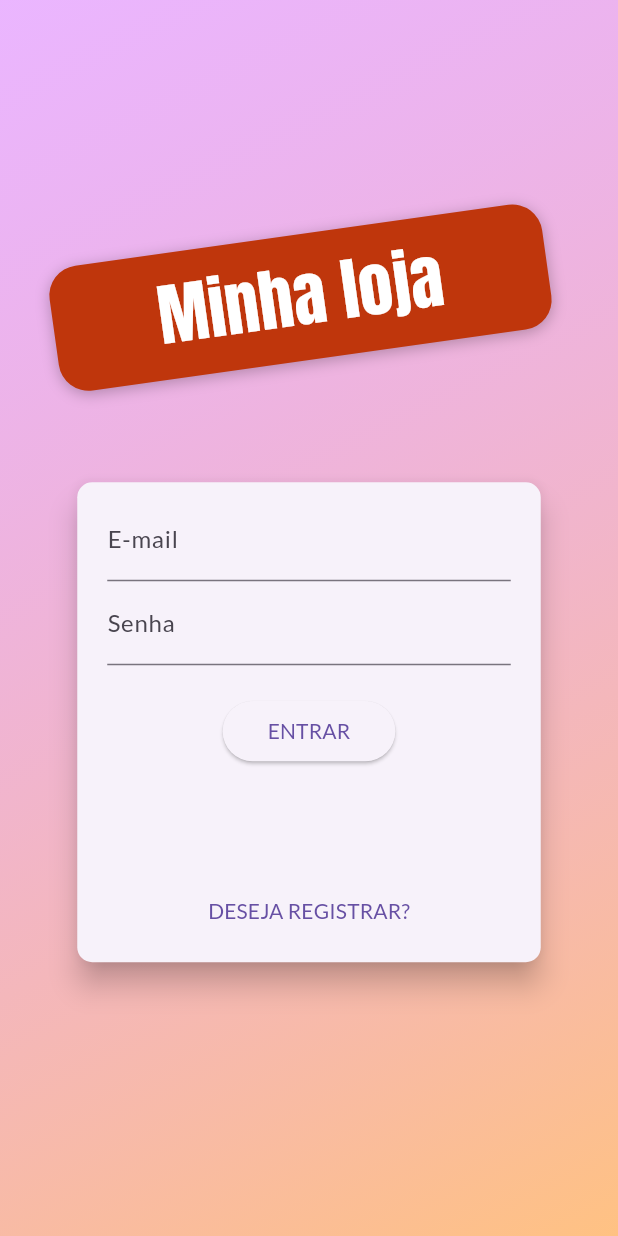
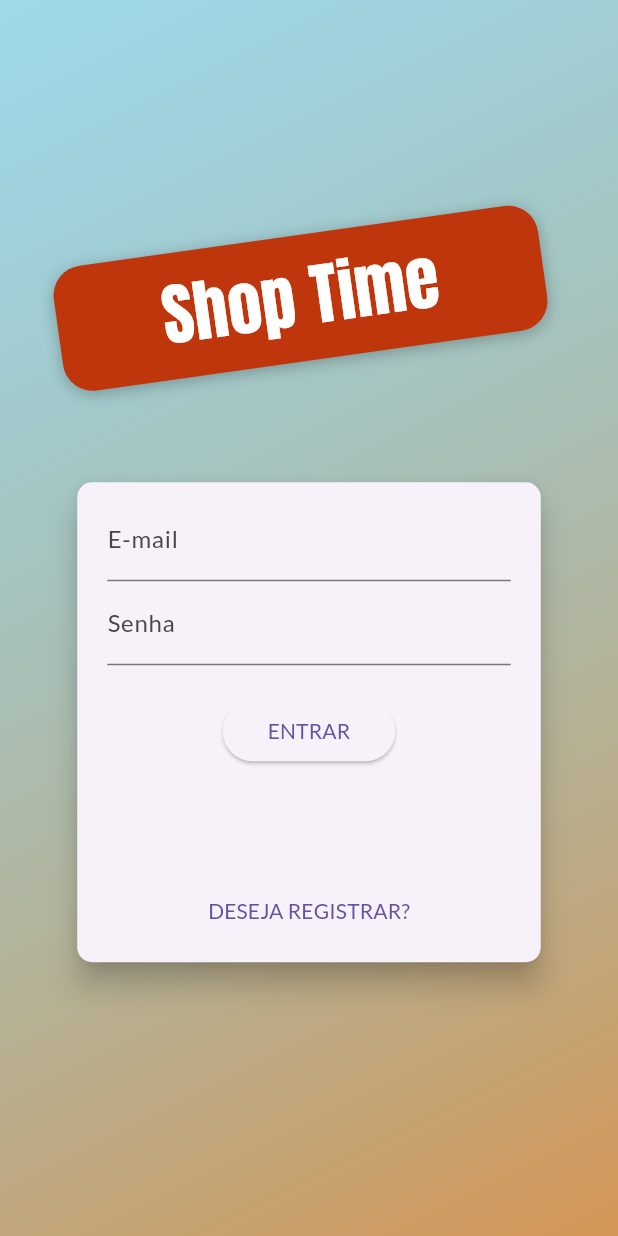
Before and after one commit to gabrielnavas/shop_flutter_auth_firebase_app, a Flutter app: the screen it shows after launch, on a phone screen of 412 x 824 dp. Run offline on Flutter 3.47's test engine with Material 3 defaults, Android fonts, the phone set to English and light mode, and no system bars; our stand-ins replace faker.

Commit message:
change colors and title

```diff
--- a/lib/pages/auth/auth_page.dart
+++ b/lib/pages/auth/auth_page.dart
@@ -15,8 +15,8 @@ class AuthPage extends StatelessWidget {
             decoration: const BoxDecoration(
               gradient: LinearGradient(
                 colors: [
-                  Color.fromRGBO(215, 117, 255, 0.5),
-                  Color.fromRGBO(255, 188, 117, 0.9),
+                  Color.fromRGBO(63, 185, 212, 0.498),
+                  Color.fromRGBO(208, 139, 65, 0.898),
                 ],
                 begin: Alignment.topLeft,
                 end: Alignment.bottomRight,
@@ -47,7 +47,7 @@ class AuthPage extends StatelessWidget {
                     ],
                   ),
                   child: const Text(
-                    'Minha loja',
+                    'Shop Time',
                     style: TextStyle(
                       fontSize: 45,
                       fontFamily: 'Anton',
```
